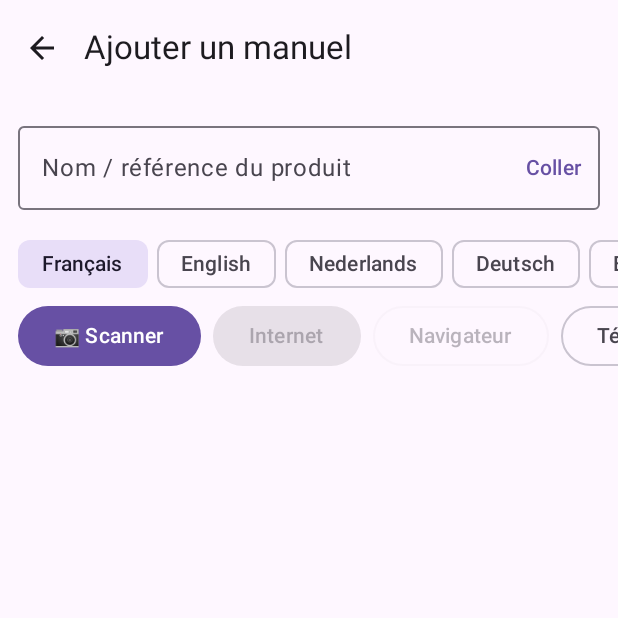
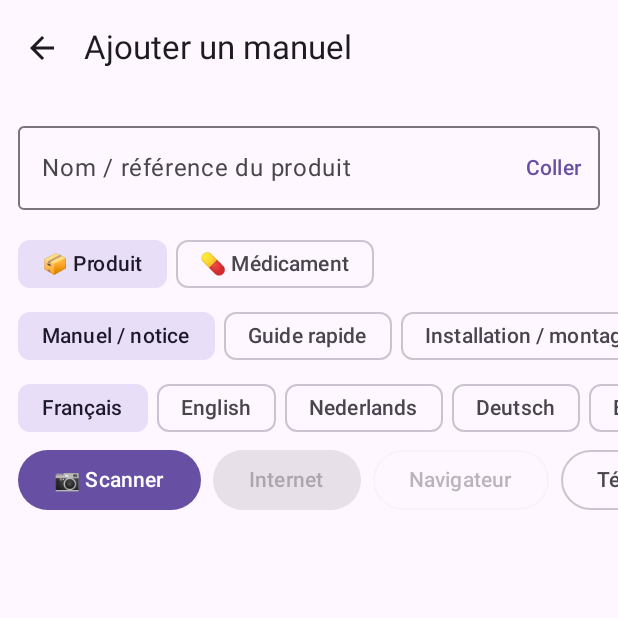
Before and after one commit to olivierharchies-sys/ManPlus, an Android app built with Jetpack Compose: the screen it shows after launch (MainActivity), after a tap on "🔎 Rechercher / ajouter un manuel", on a phone screen of 412 x 824 dp, the top half of it. Run offline under Robolectric (Android 15) with nearby library versions, the phone set to English and light mode, and no system bars; libraries missing offline, so code that uses them is left out: com.google.mlkit.vision, com.tom_roush.pdfbox; pictures from the network do not load; 1 statement that could not run was skipped.

Commit message:
Mise à jour depuis le téléphone

```diff
--- a/app/build.gradle.kts
+++ b/app/build.gradle.kts
@@ -12,7 +12,7 @@ android {
         applicationId = "com.olivier.manplus"
         minSdk = 26
         targetSdk = 35
-        versionCode = 3
+        versionCode = 4
         versionName = "1.2"
     }
 
--- a/app/src/main/java/com/olivier/manplus/MainActivity.kt
+++ b/app/src/main/java/com/olivier/manplus/MainActivity.kt
@@ -44,9 +44,12 @@ fun AppNav() {
         composable("home") { HomeScreen(nav) }
         composable("library") { LibraryScreen(nav) }
         composable(
-            "search?scan={scan}",
-            arguments = listOf(navArgument("scan") { type = NavType.BoolType; defaultValue = false })
-        ) { SearchScreen(nav, it.arguments?.getBoolean("scan") ?: false) }
+            "search?scan={scan}&med={med}",
+            arguments = listOf(
+                navArgument("scan") { type = NavType.BoolType; defaultValue = false },
+                navArgument("med") { type = NavType.BoolType; defaultValue = false }
+            )
+        ) { SearchScreen(nav, it.arguments?.getBoolean("scan") ?: false, it.arguments?.getBoolean("med") ?: false) }
         composable("settings") { SettingsScreen(nav) }
         composable(
             "browser?url={url}&p={p}",
--- a/app/src/main/java/com/olivier/manplus/data/Repo.kt
+++ b/app/src/main/java/com/olivier/manplus/data/Repo.kt
@@ -84,6 +84,52 @@ val LANGS = listOf(
     Lang("es", "Español", "manual de usuario", "instrucciones", "es-es"),
     Lang("it", "Italiano", "manuale d'uso", "istruzioni", "it-it")
 )
+
+/**
+ * Type de document recherché. [kw] = mots-clés par code de langue (repli : "en").
+ * [id] "custom" = texte libre saisi par la personne.
+ */
+data class DocType(val id: String, val label: String, val medicine: Boolean, val kw: Map<String, String>) {
+    fun keyword(code: String): String = kw[code] ?: kw["en"] ?: ""
+}
+
+val DOC_TYPES = listOf(
+    DocType("manual", "Manuel / notice", false, emptyMap()), // utilise Lang.kw1 / kw2
+    DocType("quick", "Guide rapide", false, mapOf(
+        "fr" to "guide de démarrage rapide", "en" to "quick start guide", "nl" to "snelstartgids",
+        "de" to "Kurzanleitung", "es" to "guía de inicio rápido", "it" to "guida rapida")),
+    DocType("install", "Installation / montage", false, mapOf(
+        "fr" to "guide d'installation", "en" to "installation guide", "nl" to "installatiehandleiding",
+        "de" to "Installationsanleitung", "es" to "guía de instalación", "it" to "guida all'installazione")),
+    DocType("datasheet", "Fiche technique", false, mapOf(
+        "fr" to "fiche technique", "en" to "datasheet", "nl" to "technische fiche",
+        "de" to "Datenblatt", "es" to "ficha técnica", "it" to "scheda tecnica")),
+    DocType("service", "Réparation / service", false, mapOf(
+        "fr" to "manuel de réparation", "en" to "service manual", "nl" to "servicehandleiding",
+        "de" to "Servicehandbuch", "es" to "manual de servicio", "it" to "manuale di servizio")),
+    DocType("parts", "Pièces détachées", false, mapOf(
+        "fr" to "pièces détachées schéma", "en" to "parts diagram", "nl" to "onderdelentekening",
+        "de" to "Explosionszeichnung", "es" to "despiece", "it" to "esploso")),
+    DocType("warranty", "Garantie", false, mapOf(
+        "fr" to "garantie", "en" to "warranty", "nl" to "garantie",
+        "de" to "Garantie", "es" to "garantía", "it" to "garanzia")),
+    DocType("safety", "Fiche de sécurité", false, mapOf(
+        "fr" to "fiche de données de sécurité", "en" to "safety data sheet", "nl" to "veiligheidsinformatieblad",
+        "de" to "Sicherheitsdatenblatt", "es" to "hoja de datos de seguridad", "it" to "scheda di sicurezza")),
+    DocType("catalog", "Catalogue / brochure", false, mapOf(
+        "fr" to "catalogue brochure", "en" to "catalog brochure", "nl" to "catalogus brochure",
+        "de" to "Katalog Prospekt", "es" to "catálogo folleto", "it" to "catalogo brochure")),
+    // --- médicaments ---
+    DocType("leaflet", "Notice patient", true, mapOf(
+        "fr" to "notice patient", "en" to "package leaflet", "nl" to "bijsluiter",
+        "de" to "Packungsbeilage", "es" to "prospecto", "it" to "foglio illustrativo")),
+    DocType("smpc", "RCP (professionnels)", true, mapOf(
+        "fr" to "résumé des caractéristiques du produit", "en" to "summary of product characteristics",
+        "nl" to "samenvatting van de productkenmerken", "de" to "Fachinformation",
+        "es" to "ficha técnica", "it" to "riassunto delle caratteristiche del prodotto"))
+)
+
+const val CUSTOM_TYPE = "custom"
 
 class NotPdfException : IOException("Le lien n'est pas un PDF")
 
--- a/app/src/main/java/com/olivier/manplus/ui/LibraryScreens.kt
+++ b/app/src/main/java/com/olivier/manplus/ui/LibraryScreens.kt
@@ -37,6 +37,7 @@ import androidx.compose.material.icons.filled.Delete
 import androidx.compose.material.icons.filled.Settings
 import androidx.compose.material3.AlertDialog
 import androidx.compose.material3.Button
+import androidx.compose.material3.Checkbox
 import androidx.compose.material3.Card
 import androidx.compose.material3.ExperimentalMaterial3Api
 import androidx.compose.material3.ExtendedFloatingActionButton
@@ -72,6 +73,8 @@ import androidx.navigation.NavController
 import com.olivier.manplus.ai.NanoEngine
 import com.google.mlkit.vision.barcode.common.Barcode
 import com.google.mlkit.vision.codescanner.GmsBarcodeScanning
+import com.olivier.manplus.data.CUSTOM_TYPE
+import com.olivier.manplus.data.DOC_TYPES
 import com.olivier.manplus.data.LANGS
 import com.olivier.manplus.data.Manual
 import com.olivier.manplus.data.NotPdfException
@@ -136,6 +139,7 @@ fun HomeScreen(nav: NavController) {
             }
             MenuTile("📚  Mes manuels (${list.size})") { nav.navigate("library") }
             MenuTile("🔎  Rechercher / ajouter un manuel") { nav.navigate("search") }
+            MenuTile("💊  Notice de médicament") { nav.navigate("search?med=true") }
             MenuTile("📷  Scanner QR code / code-barres") { nav.navigate("search?scan=true") }
             MenuTile("⚙  Réglages") { nav.navigate("settings") }
         }
@@ -208,7 +212,7 @@ fun LibraryScreen(nav: NavController) {
 
 // ---------------- Recherche ----------------
 @Composable
-fun SearchScreen(nav: NavController, autoScan: Boolean = false) {
+fun SearchScreen(nav: NavController, autoScan: Boolean = false, startMedicine: Boolean = false) {
     val ctx = LocalContext.current
     val scope = rememberCoroutineScope()
     var product by rememberSaveable { mutableStateOf("") }
@@ -216,6 +220,10 @@ fun SearchScreen(nav: NavController, autoScan: Boolean = false) {
     var loading by remember { mutableStateOf(false) }
     var info by remember { mutableStateOf<String?>(null) }
     var lang by remember { mutableStateOf(Settings.lang) }
+    var med by rememberSaveable { mutableStateOf(startMedicine) }
+    var typeId by rememberSaveable { mutableStateOf(if (startMedicine) "leaflet" else "manual") }
+    var customType by rememberSaveable { mutableStateOf("") }
+    var showAll by rememberSaveable { mutableStateOf(false) }
     val busy by Repo.busy.collectAsState()
     val clip = LocalClipboardManager.current
 
@@ -230,9 +238,15 @@ fun SearchScreen(nav: NavController, autoScan: Boolean = false) {
         if (product.isBlank() || loading) return
         loading = true; info = null
         scope.launch {
-            results = try { WebSearch.search(product.trim(), lang) } catch (e: Exception) { emptyList() }
+            val custom = if (typeId == CUSTOM_TYPE) customType.trim() else ""
+            val type = DOC_TYPES.find { it.id == typeId && it.medicine == med }
+            results = try { WebSearch.search(product.trim(), lang, type, custom, med) } catch (e: Exception) { emptyList() }
             loading = false
-            if (results.isEmpty()) info = "Aucun résultat. Essaie le navigateur intégré."
+            info = when {
+                results.isEmpty() -> "Aucun résultat. Essaie le navigateur intégré."
+                results.none { it.coherent } -> "Tous les résultats semblent incohérents avec « ${product.trim()} » : coche « Afficher les résultats incohérents » pour les voir."
+                else -> null
+            }
         }
     }
 
@@ -288,20 +302,60 @@ fun SearchScreen(nav: NavController, autoScan: Boolean = false) {
     LaunchedEffect(autoScan) { if (autoScan && !scanned) { scanned = true; scan() } }
 
     Scaffold(topBar = {
-        TopAppBar(title = { Text("Ajouter un manuel") }, navigationIcon = {
+        TopAppBar(title = { Text(if (med) "Notice de médicament" else "Ajouter un manuel") }, navigationIcon = {
             IconButton({ nav.popBackStack() }) { Icon(Icons.AutoMirrored.Filled.ArrowBack, "Retour") }
         })
     }) { pad ->
         Column(Modifier.padding(pad).fillMaxSize()) {
             OutlinedTextField(
                 product, { product = it }, Modifier.fillMaxWidth().padding(12.dp),
-                label = { Text("Nom / référence du produit") }, singleLine = true,
+                label = { Text(if (med) "Nom du médicament (ex. Dafalgan 1 g)" else "Nom / référence du produit") }, singleLine = true,
                 keyboardOptions = KeyboardOptions(imeAction = ImeAction.Search),
                 keyboardActions = KeyboardActions(onSearch = { doSearch() }),
                 trailingIcon = {
                     TextButton({ clip.getText()?.text?.let { product = it.trim().replace(Regex("\\s+"), " ") } }) { Text("Coller") }
                 }
             )
+            Row(
+                Modifier.horizontalScroll(rememberScrollState()).padding(horizontal = 12.dp),
+                horizontalArrangement = Arrangement.spacedBy(6.dp)
+            ) {
+                FilterChip(
+                    selected = !med,
+                    onClick = { if (med) { med = false; typeId = "manual"; results = emptyList(); info = null } },
+                    label = { Text("📦 Produit") }
+                )
+                FilterChip(
+                    selected = med,
+                    onClick = { if (!med) { med = true; typeId = "leaflet"; results = emptyList(); info = null } },
+                    label = { Text("💊 Médicament") }
+                )
+            }
+            Row(
+                Modifier.horizontalScroll(rememberScrollState()).padding(horizontal = 12.dp),
+                horizontalArrangement = Arrangement.spacedBy(6.dp)
+            ) {
+                DOC_TYPES.filter { it.medicine == med }.forEach { t ->
+                    FilterChip(
+                        selected = typeId == t.id,
+                        onClick = { typeId = t.id; if (results.isNotEmpty()) doSearch() },
+                        label = { Text(t.label) }
+                    )
+                }
+                FilterChip(
+                    selected = typeId == CUSTOM_TYPE,
+                    onClick = { typeId = CUSTOM_TYPE },
+                    label = { Text("Autre…") }
+                )
+            }
+            if (typeId == CUSTOM_TYPE) {
+                OutlinedTextField(
+                    customType, { customType = it }, Modifier.fillMaxWidth().padding(horizontal = 12.dp),
+                    label = { Text("Type de document (ex. schéma de câblage)") }, singleLine = true,
+                    keyboardOptions = KeyboardOptions(imeAction = ImeAction.Search),
+                    keyboardActions = KeyboardActions(onSearch = { doSearch() })
+                )
+            }
             Row(
                 Modifier.horizontalScroll(rememberScrollState()).padding(horizontal = 12.dp),
                 horizontalArrangement = Arrangement.spacedBy(6.dp)
@@ -321,7 +375,11 @@ fun SearchScreen(nav: NavController, autoScan: Boolean = false) {
                 Button({ scan() }) { Text("📷 Scanner") }
                 Button({ doSearch() }, enabled = product.isNotBlank() && !loading) { Text("Internet") }
                 OutlinedButton({
-                    val u = WebSearch.googleUrl(product.trim(), lang)
+                    val u = WebSearch.googleUrl(
+                        product.trim(), lang,
+                        DOC_TYPES.find { it.id == typeId && it.medicine == med },
+                        if (typeId == CUSTOM_TYPE) customType else "", med
+                    )
                     nav.navigate("browser?url=${Uri.encode(u)}&p=${Uri.encode(product)}")
                 }, enabled = product.isNotBlank()) { Text("Navigateur") }
                 OutlinedButton({ picker.launch(arrayOf("application/pdf")) }) { Text("Téléphone") }
@@ -330,11 +388,31 @@ fun SearchScreen(nav: NavController, autoScan: Boolean = false) {
             BusyBar()
             if (loading) LinearProgressIndicator(Modifier.fillMaxWidth().padding(12.dp))
             info?.let { Text(it, Modifier.padding(12.dp)) }
+            if (med) Text(
+                "Une notice ne remplace pas l'avis d'un médecin ou d'un pharmacien.",
+                Modifier.padding(horizontal = 12.dp), style = MaterialTheme.typography.bodySmall
+            )
+            val hidden = results.count { !it.coherent }
+            if (hidden > 0) {
+                Row(
+                    Modifier.fillMaxWidth().clickable { showAll = !showAll }.padding(horizontal = 4.dp),
+                    verticalAlignment = Alignment.CenterVertically
+                ) {
+                    Checkbox(showAll, { showAll = it })
+                    Text("Afficher les résultats incohérents ($hidden)", style = MaterialTheme.typography.bodyMedium)
+                }
+            }
+            val shown = if (showAll) results else results.filter { it.coherent }
             LazyColumn(Modifier.weight(1f)) {
-                items(results) { r ->
+                items(shown) { r ->
                     ListItem(
                         modifier = Modifier.clickable { open(r) },
-                        overlineContent = { Text((if (r.isPdf) "PDF · " else "Page · ") + r.domain) },
+                        overlineContent = {
+                            Text(
+                                (if (!r.coherent) "⚠ incohérent · " else if (r.trusted) "✔ officiel · " else "") +
+                                    (if (r.isPdf) "PDF · " else "Page · ") + r.domain
+                            )
+                        },
                         headlineContent = { Text(r.title, maxLines = 2, overflow = TextOverflow.Ellipsis) },
                         supportingContent = if (r.snippet.isBlank()) null else {
                             { Text(r.snippet, maxLines = 2, overflow = TextOverflow.Ellipsis) }
```
Also changed, not shown: app/src/main/java/com/olivier/manplus/data/WebSearch.kt (+115 -14 lines).
